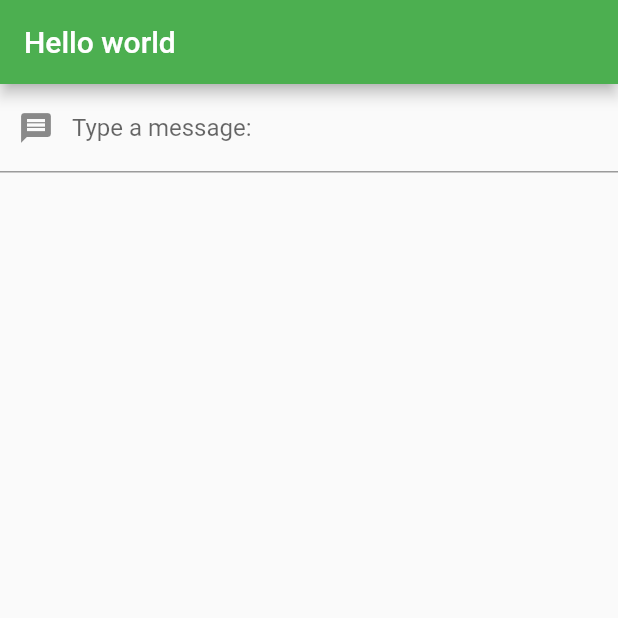
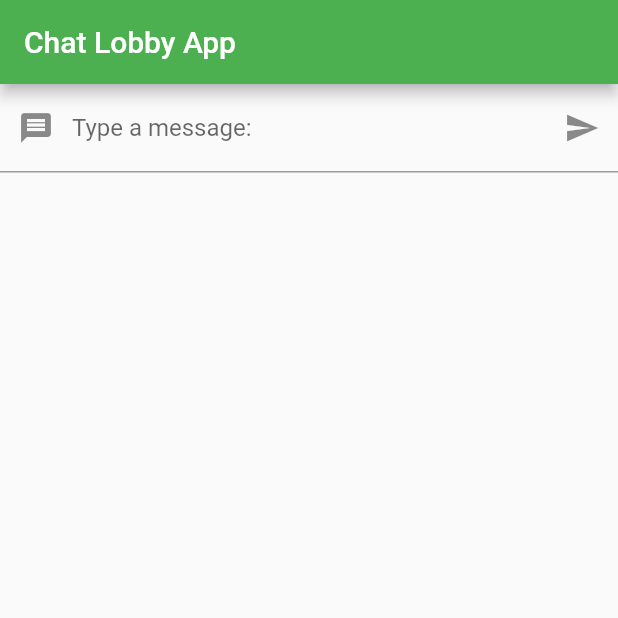
Before and after one commit to Mbutle3/Chat-Room-App-Flutter, a Flutter app: the screen it shows after launch, on a phone screen of 412 x 824 dp, the top half of it. Run offline on Flutter 3.47's test engine with Material 2 defaults, Android fonts, the phone set to English and light mode, and no system bars.

Commit message:
version 1.0

```diff
--- a/lib/main.dart
+++ b/lib/main.dart
@@ -1,7 +1,6 @@
 import 'package:flutter/material.dart';
 
 void main() {
-  print("Hello World");
   runApp(const MyApp());
 }
 
@@ -25,57 +24,39 @@ class MyApp extends StatelessWidget {
 class MyHomePage extends StatelessWidget {
   @override
   Widget build(BuildContext context) {
-    //return Text("data"); //add text to app
-    //return Scaffold(); //Helps give page structure
     return Scaffold(
-        appBar: AppBar(title: Text("Hello world")), body: TextInputWidget());
+        appBar: AppBar(title: Text("Chat Lobby App")), body: TextInputWidget());
   }
 }
 
-/*Class One - Any additional actions outside of build is being performed here
-*/
 class TextInputWidget extends StatefulWidget {
   @override
   _TextInputWidgetState createState() => _TextInputWidgetState();
 }
 
-//Class Two - Build Method for TextInputWidget - State<TextInputWidget>
 class _TextInputWidgetState extends State<TextInputWidget> {
   final controller = TextEditingController();
-  String text = "";
 
   @override
   void dispose() {
-    //When finished using widget -> delete loose data ==  a cleaner object
     super.dispose();
     controller.dispose();
-  }
-
-  void changeText(text) {
-    /* if (text == "!leave") {
-      controller.clear();
-      text = "left session";
-    }
-    if (text == "!join") {
-      controller.clear();
-      text = "joined session";
-    } */
-
-    //force widget to reset
-
-    setState(() {
-      this.text = text;
-    });
   }
 
   @override
   Widget build(BuildContext context) {
     return Column(children: <Widget>[
       TextField(
-        controller: this.controller,
-        decoration: InputDecoration(
-            prefixIcon: Icon(Icons.message), labelText: "Type a message:"),
-      )
+          controller: this.controller,
+          decoration: InputDecoration(
+              prefixIcon: Icon(Icons.message),
+              labelText: "Type a message:",
+              suffixIcon: IconButton(
+                icon: Icon(Icons.send),
+                onPressed: () => {},
+                splashColor: Colors.yellow,
+                tooltip: "sends a message to chatbox",
+              )))
     ]);
   }
 }
```
